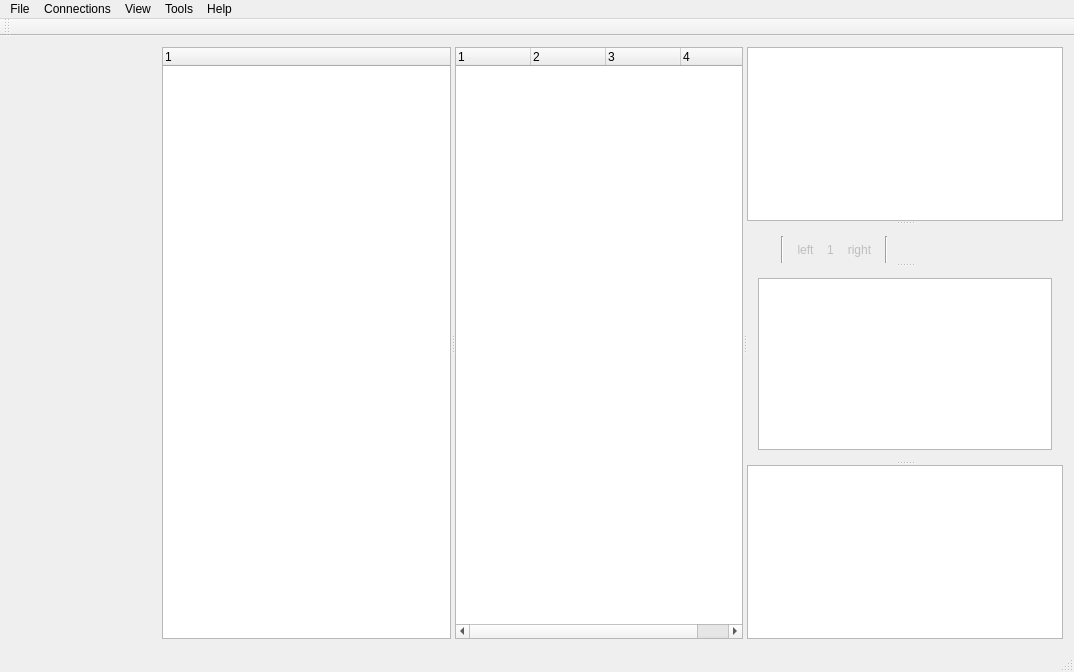
Qt form ODBC_Query/ODBC_Query.ui (Edder/odbc-query) before a commit.
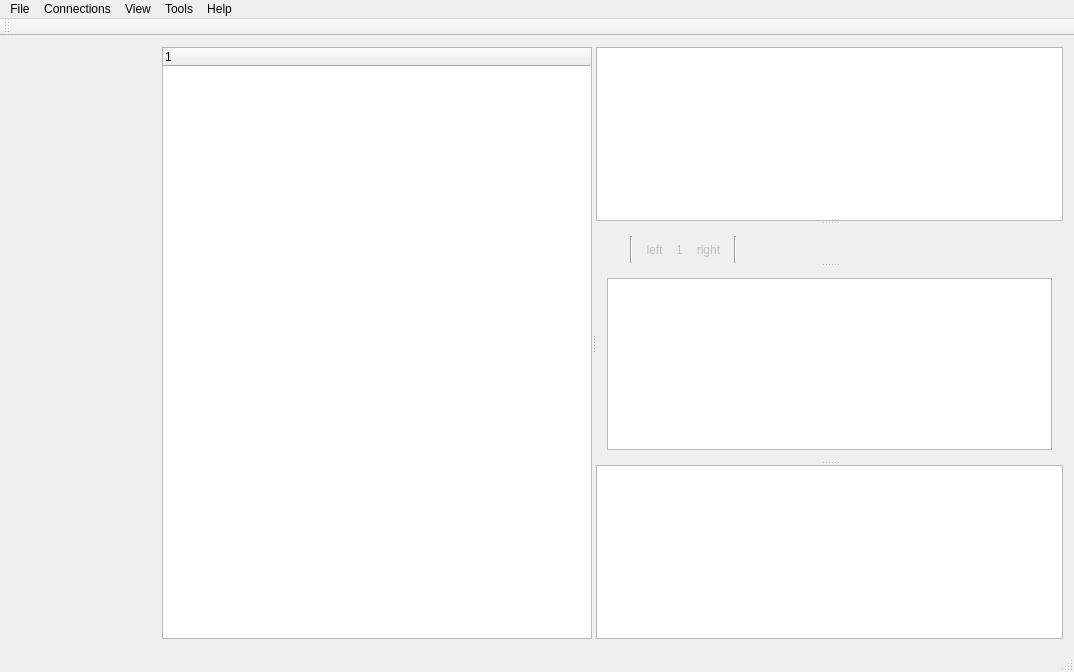
The same form after that commit. Icons and pictures are not drawn. Custom widgets are drawn as their Qt base class.

Patch:
```diff
--- a/ODBC_Query/ODBC_Query.ui
+++ b/ODBC_Query/ODBC_Query.ui
@@ -118,62 +118,28 @@
        </property>
        <widget class="QTreeWidget" name="TableTreeWidget">
         <property name="alternatingRowColors">
-         <bool>true</bool>
+         <bool>false</bool>
         </property>
         <property name="indentation">
-         <number>0</number>
+         <number>15</number>
         </property>
-        <property name="itemsExpandable">
-         <bool>false</bool>
-        </property>
-        <property name="expandsOnDoubleClick">
-         <bool>false</bool>
-        </property>
-        <column>
-         <property name="text">
-          <string notr="true">1</string>
-         </property>
-        </column>
-       </widget>
-       <widget class="QTreeWidget" name="FieldTreeWidget">
-        <property name="alternatingRowColors">
+        <property name="rootIsDecorated">
          <bool>true</bool>
         </property>
-        <property name="indentation">
-         <number>0</number>
-        </property>
         <property name="itemsExpandable">
          <bool>false</bool>
         </property>
         <property name="expandsOnDoubleClick">
          <bool>false</bool>
         </property>
-        <property name="columnCount">
-         <number>4</number>
-        </property>
-        <attribute name="headerDefaultSectionSize">
-         <number>75</number>
+        <attribute name="headerVisible">
+         <bool>true</bool>
         </attribute>
         <column>
          <property name="text">
           <string notr="true">1</string>
          </property>
         </column>
-        <column>
-         <property name="text">
-          <string notr="true">2</string>
-         </property>
-        </column>
-        <column>
-         <property name="text">
-          <string notr="true">3</string>
-         </property>
-        </column>
-        <column>
-         <property name="text">
-          <string notr="true">4</string>
-         </property>
-        </column>
        </widget>
       </widget>
       <widget class="QSplitter" name="VerticalSplitter">
```
Left out of the diff: 9 changed lines with no effect on the pictures.
